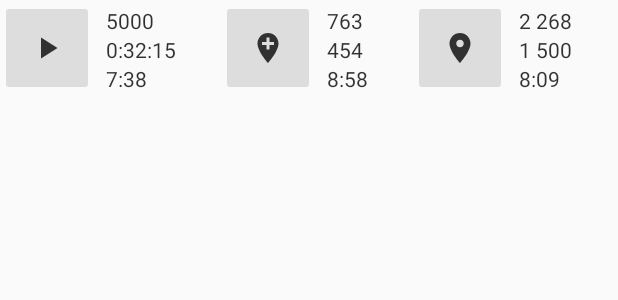
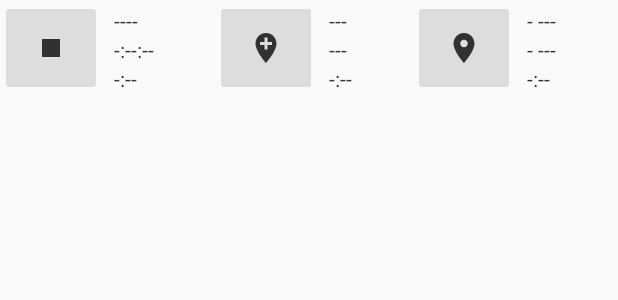
Before and after one commit to malyar0v/AndroidLocation, an Android app: the layout map_navigation.xml on its own in the app's theme, with its tools: preview values and no code run, on a phone screen of 412 x 824 dp. Shown: the top 300 px of the screen. Run offline under Robolectric (Android 15) with nearby library versions, the phone set to English and light mode, and no system bars.

Commit message:
deadline-2 ready

```diff
--- a/app/src/main/res/layout/map_navigation.xml
+++ b/app/src/main/res/layout/map_navigation.xml
@@ -13,7 +13,7 @@
         android:layout_width="wrap_content"
         android:layout_height="match_parent"
         android:layout_weight="1"
-        android:src="@drawable/ic_play_arrow_black" />
+        android:src="@drawable/ic_stop" />
 
     <LinearLayout
         android:id="@+id/session"
@@ -24,11 +24,11 @@
         android:orientation="vertical">
 
         <TextView
+            android:id="@+id/session_distance_text_view"
             style="@style/navigation_info"
-            android:id="@+id/session_distance_text_view"
             android:layout_width="match_parent"
             android:layout_height="wrap_content"
-            android:text="5000" />
+            android:text="@string/session_distance_placeholder" />
 
         <TextView
             style="@style/navigation_info"
--- a/app/src/main/res/values/strings.xml
+++ b/app/src/main/res/values/strings.xml
@@ -8,13 +8,13 @@
     <string name="controls_options">Options</string>
 
     <!-- Map navigation -->
-    <string name="session_distance_placeholder">5 000</string>
-    <string name="session_duration_placeholder">0:32:15</string>
-    <string name="session_speed_placeholder">7:38</string>
-    <string name="distance_cp_to_current_placeholder">763</string>
-    <string name="direct_distance_cp_to_current_placeholder">454</string>
-    <string name="cp_speed_placeholder">8:58</string>
-    <string name="distance_wp_to_current_placeholder">2 268</string>
-    <string name="direct_distance_wp_to_current_placeholder">1 500</string>
-    <string name="wp_speed_placeholder">8:09</string>
+    <string name="session_distance_placeholder">----</string>
+    <string name="session_duration_placeholder">-:--:--</string>
+    <string name="session_speed_placeholder">-:--</string>
+    <string name="distance_cp_to_current_placeholder">---</string>
+    <string name="direct_distance_cp_to_current_placeholder">---</string>
+    <string name="cp_speed_placeholder">-:--</string>
+    <string name="distance_wp_to_current_placeholder">- ---</string>
+    <string name="direct_distance_wp_to_current_placeholder">- ---</string>
+    <string name="wp_speed_placeholder">-:--</string>
 </resources>
```
Also changed, not shown: app/src/main/java/ee/taltech/mmalia/LocationService.kt (+6 -19 lines), app/src/main/java/ee/taltech/mmalia/LocationServiceManager.kt (+30 -10 lines), app/src/main/java/ee/taltech/mmalia/MainActivity.kt (+12 -59 lines), app/src/main/java/ee/taltech/mmalia/NotificationService.kt (+23 -9 lines), app/src/main/java/ee/taltech/mmalia/Utils.kt (+0 -9 lines).
